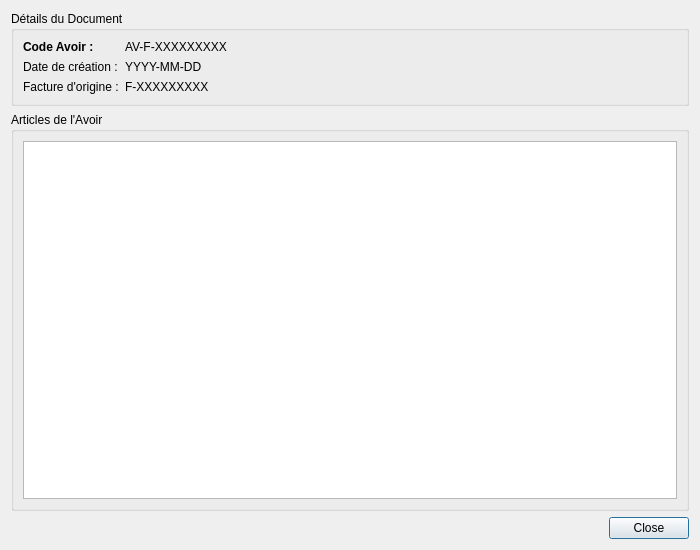
First picture: the form in facturation_ci/ui/avoir_viewer_dialog.ui, repository otchoumouAng/fne, before the edit.
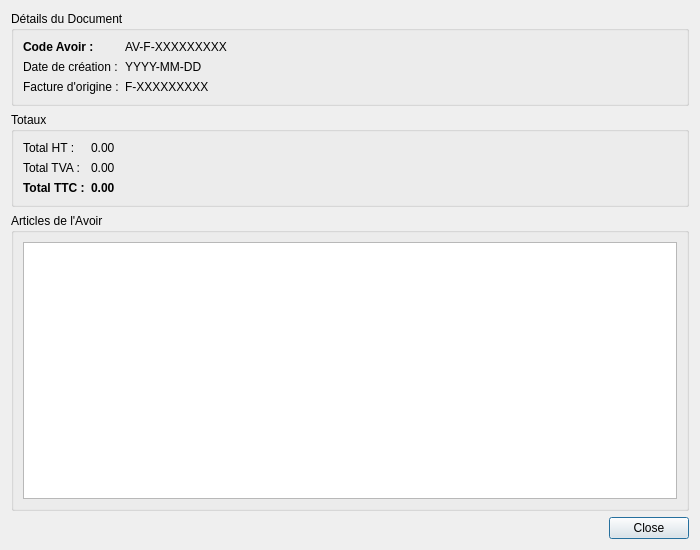
Second picture: the form after the edit.

Commit message: feat: Finalisation de la gestion des BL et avoirs et corrections de bugs

What changed in the file:
```diff
--- a/facturation_ci/ui/avoir_viewer_dialog.ui
+++ b/facturation_ci/ui/avoir_viewer_dialog.ui
@@ -71,6 +71,69 @@
      </layout>
     </widget>
    </item>
+   <item>
+    <widget class="QGroupBox" name="totals_groupbox">
+     <property name="title">
+      <string>Totaux</string>
+     </property>
+     <layout class="QFormLayout" name="formLayout_2">
+      <item row="0" column="0">
+       <widget class="QLabel" name="total_ht_label">
+        <property name="text">
+         <string>Total HT :</string>
+        </property>
+       </widget>
+      </item>
+      <item row="0" column="1">
+       <widget class="QLabel" name="value_total_ht">
+        <property name="text">
+         <string>0.00</string>
+        </property>
+       </widget>
+      </item>
+      <item row="1" column="0">
+       <widget class="QLabel" name="total_tax_label">
+        <property name="text">
+         <string>Total TVA :</string>
+        </property>
+       </widget>
+      </item>
+      <item row="1" column="1">
+       <widget class="QLabel" name="value_total_tax">
+        <property name="text">
+         <string>0.00</string>
+        </property>
+       </widget>
+      </item>
+      <item row="2" column="0">
+       <widget class="QLabel" name="total_ttc_label">
+        <property name="font">
+         <font>
+          <weight>75</weight>
+          <bold>true</bold>
+         </font>
+        </property>
+        <property name="text">
+         <string>Total TTC :</string>
+        </property>
+       </widget>
+      </item>
+      <item row="2" column="1">
+       <widget class="QLabel" name="value_total_ttc">
+        <property name="font">
+         <font>
+          <weight>75</weight>
+          <bold>true</bold>
+         </font>
+        </property>
+        <property name="text">
+         <string>0.00</string>
+        </property>
+       </widget>
+      </item>
+     </layout>
+    </widget>
+   </item>
    <item>
     <widget class="QGroupBox" name="items_groupbox">
      <property name="title">
```
The commit also changes 8 other files.
